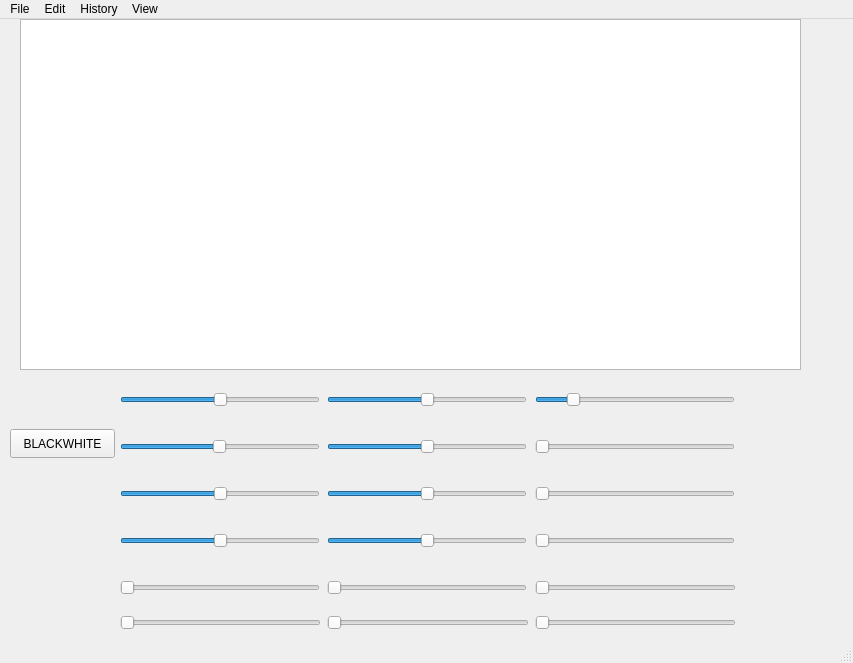
Old version of the form MainWindow.ui in the repository bohdandemchukk/coursework_cpp.
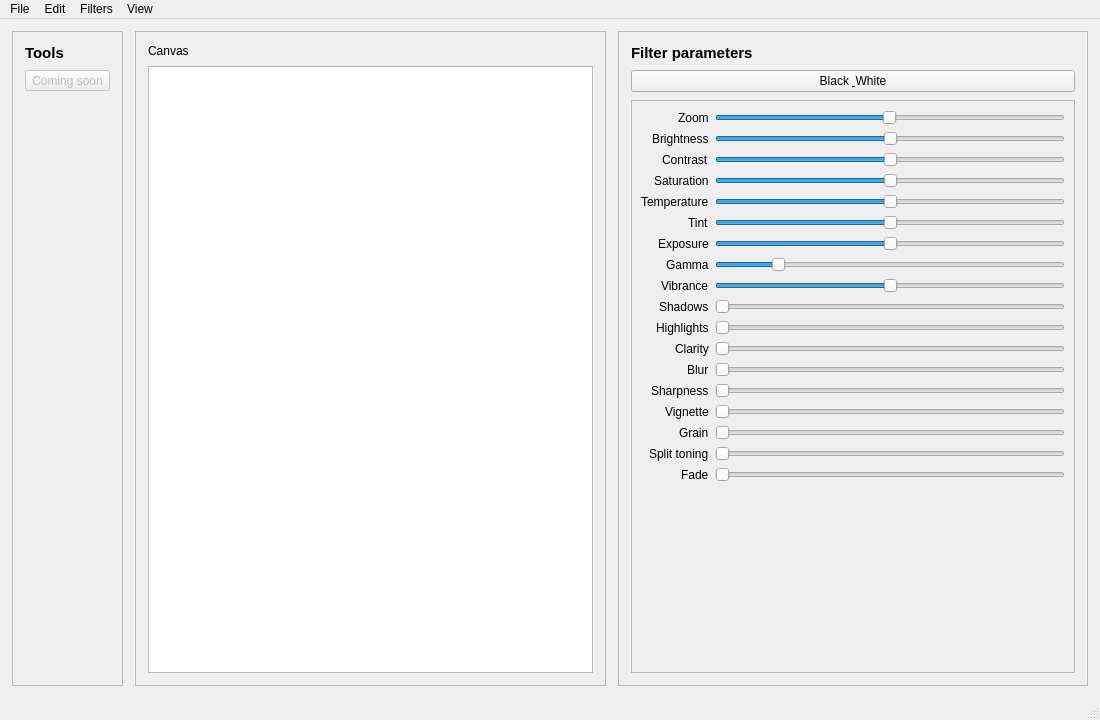
New version of the form. Custom widgets are drawn as their Qt base class.

Commit message: Redesign main window layout for editor UI

Diff of the .ui file:
```diff
--- a/MainWindow.ui
+++ b/MainWindow.ui
@@ -6,429 +6,562 @@
    <rect>
     <x>0</x>
     <y>0</y>
-    <width>853</width>
-    <height>663</height>
+    <width>1100</width>
+    <height>720</height>
    </rect>
   </property>
   <property name="windowTitle">
    <string>MainWindow</string>
   </property>
   <widget class="QWidget" name="centralwidget">
-   <widget class="MyGraphicsView" name="graphicsView">
-    <property name="enabled">
-     <bool>true</bool>
+   <layout class="QHBoxLayout" name="horizontalLayout">
+    <property name="spacing">
+     <number>12</number>
     </property>
-    <property name="geometry">
-     <rect>
-      <x>20</x>
-      <y>0</y>
-      <width>781</width>
-      <height>351</height>
-     </rect>
+    <property name="leftMargin">
+     <number>12</number>
     </property>
-   </widget>
-   <widget class="QPushButton" name="bwButton">
-    <property name="geometry">
-     <rect>
-      <x>10</x>
-      <y>410</y>
-      <width>105</width>
-      <height>29</height>
-     </rect>
+    <property name="topMargin">
+     <number>12</number>
     </property>
-    <property name="text">
-     <string>BLACKWHITE</string>
+    <property name="rightMargin">
+     <number>12</number>
     </property>
-   </widget>
-   <widget class="QWidget" name="gridLayoutWidget">
-    <property name="geometry">
-     <rect>
-      <x>120</x>
-      <y>360</y>
-      <width>616</width>
-      <height>255</height>
-     </rect>
+    <property name="bottomMargin">
+     <number>12</number>
     </property>
-    <layout class="QGridLayout" name="gridLayout">
-     <item row="2" column="1">
-      <widget class="QSlider" name="vibranceSlider">
-       <property name="sizePolicy">
-        <sizepolicy hsizetype="Fixed" vsizetype="Fixed">
-         <horstretch>0</horstretch>
-         <verstretch>0</verstretch>
-        </sizepolicy>
+    <item>
+     <widget class="QFrame" name="toolPanel">
+      <property name="minimumWidth">
+       <number>140</number>
+      </property>
+      <property name="frameShape">
+       <enum>QFrame::StyledPanel</enum>
+      </property>
+      <property name="frameShadow">
+       <enum>QFrame::Raised</enum>
+      </property>
+      <layout class="QVBoxLayout" name="verticalLayout">
+       <property name="spacing">
+        <number>8</number>
        </property>
-       <property name="minimumSize">
-        <size>
-         <width>200</width>
-         <height>40</height>
-        </size>
+       <property name="leftMargin">
+        <number>12</number>
        </property>
-       <property name="minimum">
-        <number>-100</number>
+       <property name="topMargin">
+        <number>12</number>
        </property>
-       <property name="maximum">
-        <number>100</number>
+       <property name="rightMargin">
+        <number>12</number>
        </property>
-       <property name="orientation">
-        <enum>Qt::Orientation::Horizontal</enum>
+       <property name="bottomMargin">
+        <number>12</number>
        </property>
-      </widget>
-     </item>
-     <item row="0" column="1">
-      <widget class="QSlider" name="brightnessSlider">
-       <property name="sizePolicy">
-        <sizepolicy hsizetype="Fixed" vsizetype="Fixed">
-         <horstretch>0</horstretch>
-         <verstretch>0</verstretch>
-        </sizepolicy>
+       <item>
+        <widget class="QLabel" name="toolsLabel">
+         <property name="font">
+          <font>
+           <pointsize>11</pointsize>
+           <weight>75</weight>
+           <bold>true</bold>
+          </font>
+         </property>
+         <property name="text">
+          <string>Tools</string>
+         </property>
+        </widget>
+       </item>
+       <item>
+        <widget class="QToolButton" name="placeholderToolButton">
+         <property name="enabled">
+          <bool>false</bool>
+         </property>
+         <property name="text">
+          <string>Coming soon</string>
+         </property>
+         <property name="toolButtonStyle">
+          <enum>Qt::ToolButtonTextUnderIcon</enum>
+         </property>
+        </widget>
+       </item>
+       <item>
+        <spacer name="toolSpacer">
+         <property name="orientation">
+          <enum>Qt::Vertical</enum>
+         </property>
+         <property name="sizeHint" stdset="0">
+          <size>
+           <width>20</width>
+           <height>40</height>
+          </size>
+         </property>
+        </spacer>
+       </item>
+      </layout>
+     </widget>
+    </item>
+    <item>
+     <widget class="QFrame" name="canvasFrame">
+      <property name="frameShape">
+       <enum>QFrame::StyledPanel</enum>
+      </property>
+      <property name="frameShadow">
+       <enum>QFrame::Raised</enum>
+      </property>
+      <layout class="QVBoxLayout" name="canvasLayout">
+       <property name="spacing">
+        <number>8</number>
        </property>
-       <property name="minimumSize">
-        <size>
-         <width>200</width>
-         <height>40</height>
-        </size>
+       <property name="leftMargin">
+        <number>12</number>
        </property>
-       <property name="minimum">
-        <number>-255</number>
+       <property name="topMargin">
+        <number>12</number>
        </property>
-       <property name="maximum">
-        <number>255</number>
+       <property name="rightMargin">
+        <number>12</number>
        </property>
-       <property name="value">
-        <number>0</number>
+       <property name="bottomMargin">
+        <number>12</number>
        </property>
-       <property name="orientation">
-        <enum>Qt::Orientation::Horizontal</enum>
+       <item>
+        <widget class="QLabel" name="canvasLabel">
+         <property name="text">
+          <string>Canvas</string>
+         </property>
+         <property name="alignment">
+          <set>Qt::AlignLeft|Qt::AlignVCenter</set>
+         </property>
+        </widget>
+       </item>
+       <item>
+        <widget class="MyGraphicsView" name="graphicsView">
+         <property name="sizePolicy">
+          <sizepolicy hsizetype="Expanding" vsizetype="Expanding">
+           <horstretch>0</horstretch>
+           <verstretch>0</verstretch>
+          </sizepolicy>
+         </property>
+         <property name="minimumSize">
+          <size>
+           <width>400</width>
+           <height>400</height>
+          </size>
+         </property>
+        </widget>
+       </item>
+      </layout>
+     </widget>
+    </item>
+    <item>
+     <widget class="QFrame" name="filterPanel">
+      <property name="minimumWidth">
+       <number>260</number>
+      </property>
+      <property name="frameShape">
+       <enum>QFrame::StyledPanel</enum>
+      </property>
+      <property name="frameShadow">
+       <enum>QFrame::Raised</enum>
+      </property>
+      <layout class="QVBoxLayout" name="filterLayout">
+       <property name="spacing">
+        <number>8</number>
        </property>
-      </widget>
-     </item>
-     <item row="4" column="2">
-      <widget class="QSlider" name="vignetteSlider">
-       <property name="maximum">
-        <number>200</number>
+       <property name="leftMargin">
+        <number>12</number>
        </property>
-       <property name="orientation">
-        <enum>Qt::Orientation::Horizontal</enum>
+       <property name="topMargin">
+        <number>12</number>
        </property>
-      </widget>
-     </item>
-     <item row="0" column="0">
-      <widget class="QSlider" name="temperatureSlider">
-       <property name="sizePolicy">
-        <sizepolicy hsizetype="Fixed" vsizetype="Fixed">
-         <horstretch>0</horstretch>
-         <verstretch>0</verstretch>
-        </sizepolicy>
+       <property name="rightMargin">
+        <number>12</number>
        </property>
-       <property name="minimumSize">
-        <size>
-         <width>200</width>
-         <height>40</height>
-        </size>
+       <property name="bottomMargin">
+        <number>12</number>
        </property>
-       <property name="minimum">
-        <number>-100</number>
-       </property>
-       <property name="maximum">
-        <number>100</number>
-       </property>
-       <property name="orientation">
-        <enum>Qt::Orientation::Horizontal</enum>
-       </property>
-      </widget>
-     </item>
-     <item row="3" column="2">
-      <widget class="QSlider" name="shadowSlider">
-       <property name="sizePolicy">
-        <sizepolicy hsizetype="Fixed" vsizetype="Fixed">
-         <horstretch>0</horstretch>
-         <verstretch>0</verstretch>
-        </sizepolicy>
-       </property>
-       <property name="minimumSize">
-        <size>
-         <width>200</width>
-         <height>40</height>
-        </size>
-       </property>
-       <property name="maximum">
-        <number>100</number>
-       </property>
-       <property name="orientation">
-        <enum>Qt::Orientation::Horizontal</enum>
-       </property>
-      </widget>
-     </item>
-     <item row="1" column="1">
-      <widget class="QSlider" name="tintSlider">
-       <property name="sizePolicy">
-        <sizepolicy hsizetype="Fixed" vsizetype="Fixed">
-         <horstretch>0</horstretch>
-         <verstretch>0</verstretch>
-        </sizepolicy>
-       </property>
-       <property name="minimumSize">
-        <size>
-         <width>200</width>
-         <height>40</height>
-        </size>
-       </property>
-       <property name="minimum">
-        <number>-100</number>
-       </property>
-       <property name="maximum">
-        <number>100</number>
-       </property>
-       <property name="orientation">
-        <enum>Qt::Orientation::Horizontal</enum>
-       </property>
-      </widget>
-     </item>
-     <item row="1" column="2">
-      <widget class="QSlider" name="blurSlider">
-       <property name="sizePolicy">
-        <sizepolicy hsizetype="Fixed" vsizetype="Fixed">
-         <horstretch>0</horstretch>
-         <verstretch>0</verstretch>
-        </sizepolicy>
-       </property>
-       <property name="minimumSize">
-        <size>
-         <width>200</width>
-         <height>40</height>
-        </size>
-       </property>
-       <property name="maximum">
-        <number>100</number>
-       </property>
-       <property name="orientation">
-        <enum>Qt::Orientation::Horizontal</enum>
-       </property>
-      </widget>
-     </item>
-     <item row="0" column="2">
-      <widget class="QSlider" name="gammaSlider">
-       <property name="sizePolicy">
-        <sizepolicy hsizetype="Fixed" vsizetype="Fixed">
-         <horstretch>0</horstretch>
-         <verstretch>0</verstretch>
-        </sizepolicy>
-       </property>
-       <property name="minimumSize">
-        <size>
-         <width>200</width>
-         <height>40</height>
-        </size>
-       </property>
-       <property name="minimum">
-        <number>-100</number>
-       </property>
-       <property name="maximum">
-        <number>500</number>
-       </property>
-       <property name="orientation">
-        <enum>Qt::Orientation::Horizontal</enum>
-       </property>
-      </widget>
-     </item>
-     <item row="4" column="0">
-      <widget class="QSlider" name="highlightSlider">
-       <property name="sizePolicy">
-        <sizepolicy hsizetype="Fixed" vsizetype="Fixed">
-         <horstretch>0</horstretch>
-         <verstretch>0</verstretch>
-        </sizepolicy>
-       </property>
-       <property name="minimumSize">
-        <size>
-         <width>200</width>
-         <height>40</height>
-        </size>
-       </property>
-       <property name="orientation">
-        <enum>Qt::Orientation::Horizontal</enum>
-       </property>
-      </widget>
-     </item>
-     <item row="2" column="2">
-      <widget class="QSlider" name="sharpSlider">
-       <property name="sizePolicy">
-        <sizepolicy hsizetype="Fixed" vsizetype="Fixed">
-         <horstretch>0</horstretch>
-         <verstretch>0</verstretch>
-        </sizepolicy>
-       </property>
-       <property name="minimumSize">
-        <size>
-         <width>200</width>
-         <height>40</height>
-        </size>
-       </property>
-       <property name="orientation">
-        <enum>Qt::Orientation::Horizontal</enum>
-       </property>
-      </widget>
-     </item>
-     <item row="2" column="0">
-      <widget class="QSlider" name="exposureSlider">
-       <property name="sizePolicy">
-        <sizepolicy hsizetype="Fixed" vsizetype="Fixed">
-         <horstretch>0</horstretch>
-         <verstretch>0</verstretch>
-        </sizepolicy>
-       </property>
-       <property name="minimumSize">
-        <size>
-         <width>200</width>
-         <height>40</height>
-        </size>
-       </property>
-       <property name="minimum">
-        <number>-100</number>
-       </property>
-       <property name="maximum">
-        <number>100</number>
-       </property>
-       <property name="orientation">
-        <enum>Qt::Orientation::Horizontal</enum>
-       </property>
-      </widget>
-     </item>
-     <item row="3" column="0">
-      <widget class="QSlider" name="saturationSlider">
-       <property name="sizePolicy">
-        <sizepolicy hsizetype="Fixed" vsizetype="Fixed">
-         <horstretch>0</horstretch>
-         <verstretch>0</verstretch>
-        </sizepolicy>
-       </property>
-       <property name="minimumSize">
-        <size>
-         <width>200</width>
-         <height>40</height>
-        </size>
-       </property>
-       <property name="minimum">
-        <number>-100</number>
-       </property>
-       <property name="maximum">
-        <number>100</number>
-       </property>
-       <property name="orientation">
-        <enum>Qt::Orientation::Horizontal</enum>
-       </property>
-      </widget>
-     </item>
-     <item row="1" column="0">
-      <widget class="QSlider" name="scaleSlider">
-       <property name="sizePolicy">
-        <sizepolicy hsizetype="Fixed" vsizetype="Fixed">
-         <horstretch>0</horstretch>
-         <verstretch>0</verstretch>
-        </sizepolicy>
-       </property>
-       <property name="minimumSize">
-        <size>
-         <width>200</width>
-         <height>40</height>
-        </size>
-       </property>
-       <property name="minimum">
-        <number>1</number>
-       </property>
-       <property name="maximum">
-        <number>200</number>
-       </property>
-       <property name="singleStep">
-        <number>5</number>
-       </property>
-       <property name="value">
-        <number>100</number>
-       </property>
-       <property name="tracking">
-        <bool>true</bool>
-       </property>
-       <property name="orientation">
-        <enum>Qt::Orientation::Horizontal</enum>
-       </property>
-      </widget>
-     </item>
-     <item row="3" column="1">
-      <widget class="QSlider" name="contrastSlider">
-       <property name="sizePolicy">
-        <sizepolicy hsizetype="Fixed" vsizetype="Fixed">
-         <horstretch>0</horstretch>
-         <verstretch>0</verstretch>
-        </sizepolicy>
-       </property>
-       <property name="minimumSize">
-        <size>
-         <width>200</width>
-         <height>40</height>
-        </size>
-       </property>
-       <property name="minimum">
-        <number>-255</number>
-       </property>
-       <property name="maximum">
-        <number>255</number>
-       </property>
-       <property name="orientation">
-        <enum>Qt::Orientation::Horizontal</enum>
-       </property>
-      </widget>
-     </item>
-     <item row="4" column="1">
-      <widget class="QSlider" name="claritySlider">
-       <property name="sizePolicy">
-        <sizepolicy hsizetype="Fixed" vsizetype="Fixed">
-         <horstretch>0</horstretch>
-         <verstretch>0</verstretch>
-        </sizepolicy>
-       </property>
-       <property name="minimumSize">
-        <size>
-         <width>200</width>
-         <height>40</height>
-        </size>
-       </property>
-       <property name="orientation">
-        <enum>Qt::Orientation::Horizontal</enum>
-       </property>
-      </widget>
-     </item>
-     <item row="5" column="0">
-      <widget class="QSlider" name="grainSlider">
-       <property name="orientation">
-        <enum>Qt::Orientation::Horizontal</enum>
-       </property>
-      </widget>
-     </item>
-     <item row="5" column="1">
-      <widget class="QSlider" name="splitToningSlider">
-       <property name="orientation">
-        <enum>Qt::Orientation::Horizontal</enum>
-       </property>
-      </widget>
-     </item>
-     <item row="5" column="2">
-      <widget class="QSlider" name="fadeSlider">
-       <property name="orientation">
-        <enum>Qt::Orientation::Horizontal</enum>
-       </property>
-      </widget>
-     </item>
-    </layout>
-   </widget>
+       <item>
+        <widget class="QLabel" name="filtersLabel">
+         <property name="font">
+          <font>
+           <pointsize>11</pointsize>
+           <weight>75</weight>
+           <bold>true</bold>
+          </font>
+         </property>
+         <property name="text">
+          <string>Filter parameters</string>
+         </property>
+        </widget>
+       </item>
+       <item>
+        <widget class="QPushButton" name="bwButton">
+         <property name="text">
+          <string>Black &amp; White</string>
+         </property>
+         <property name="checkable">
+          <bool>true</bool>
+         </property>
+        </widget>
+       </item>
+       <item>
+        <widget class="QScrollArea" name="filterScrollArea">
+         <property name="widgetResizable">
+          <bool>true</bool>
+         </property>
+         <widget class="QWidget" name="scrollAreaWidgetContents">
+          <property name="geometry">
+           <rect>
+            <x>0</x>
+            <y>0</y>
+            <width>216</width>
+            <height>1028</height>
+           </rect>
+          </property>
+          <layout class="QFormLayout" name="formLayout">
+           <property name="labelAlignment">
+            <set>Qt::AlignRight|Qt::AlignVCenter</set>
+           </property>
+           <item row="0" column="0">
+            <widget class="QLabel" name="zoomLabel">
+             <property name="text">
+              <string>Zoom</string>
+             </property>
+            </widget>
+           </item>
+           <item row="0" column="1">
+            <widget class="QSlider" name="scaleSlider">
+             <property name="minimum">
+              <number>1</number>
+             </property>
+             <property name="maximum">
+              <number>200</number>
+             </property>
+             <property name="singleStep">
+              <number>5</number>
+             </property>
+             <property name="value">
+              <number>100</number>
+             </property>
+             <property name="tracking">
+              <bool>true</bool>
+             </property>
+             <property name="orientation">
+              <enum>Qt::Orientation::Horizontal</enum>
+             </property>
+            </widget>
+           </item>
+           <item row="1" column="0">
+            <widget class="QLabel" name="brightnessLabel">
+             <property name="text">
+              <string>Brightness</string>
+             </property>
+            </widget>
+           </item>
+           <item row="1" column="1">
+            <widget class="QSlider" name="brightnessSlider">
+             <property name="minimum">
+              <number>-255</number>
+             </property>
+             <property name="maximum">
+              <number>255</number>
+             </property>
+             <property name="orientation">
+              <enum>Qt::Orientation::Horizontal</enum>
+             </property>
+            </widget>
+           </item>
+           <item row="2" column="0">
+            <widget class="QLabel" name="contrastLabel">
+             <property name="text">
+              <string>Contrast</string>
+             </property>
+            </widget>
+           </item>
+           <item row="2" column="1">
+            <widget class="QSlider" name="contrastSlider">
+             <property name="minimum">
+              <number>-255</number>
+             </property>
+             <property name="maximum">
+              <number>255</number>
+             </property>
+             <property name="orientation">
+              <enum>Qt::Orientation::Horizontal</enum>
+             </property>
+            </widget>
+           </item>
+           <item row="3" column="0">
+            <widget class="QLabel" name="saturationLabel">
+             <property name="text">
+              <string>Saturation</string>
+             </property>
+            </widget>
+           </item>
+           <item row="3" column="1">
+            <widget class="QSlider" name="saturationSlider">
+             <property name="minimum">
+              <number>-100</number>
+             </property>
+             <property name="maximum">
+              <number>100</number>
+             </property>
+             <property name="orientation">
+              <enum>Qt::Orientation::Horizontal</enum>
+             </property>
+            </widget>
+           </item>
+           <item row="4" column="0">
+            <widget class="QLabel" name="temperatureLabel">
+             <property name="text">
+              <string>Temperature</string>
+             </property>
+            </widget>
+           </item>
+           <item row="4" column="1">
+            <widget class="QSlider" name="temperatureSlider">
+             <property name="minimum">
+              <number>-100</number>
+             </property>
+             <property name="maximum">
+              <number>100</number>
+             </property>
+             <property name="orientation">
+              <enum>Qt::Orientation::Horizontal</enum>
+             </property>
+            </widget>
+           </item>
+           <item row="5" column="0">
+            <widget class="QLabel" name="tintLabel">
+             <property name="text">
+              <string>Tint</string>
+             </property>
+            </widget>
+           </item>
+           <item row="5" column="1">
+            <widget class="QSlider" name="tintSlider">
+             <property name="minimum">
+              <number>-100</number>
+             </property>
+             <property name="maximum">
+              <number>100</number>
+             </property>
+             <property name="orientation">
+              <enum>Qt::Orientation::Horizontal</enum>
+             </property>
+            </widget>
+           </item>
+           <item row="6" column="0">
+            <widget class="QLabel" name="exposureLabel">
+             <property name="text">
+              <string>Exposure</string>
+             </property>
+            </widget>
+           </item>
+           <item row="6" column="1">
+            <widget class="QSlider" name="exposureSlider">
+             <property name="minimum">
+              <number>-100</number>
+             </property>
+             <property name="maximum">
+              <number>100</number>
+             </property>
+             <property name="orientation">
+              <enum>Qt::Orientation::Horizontal</enum>
+             </property>
+            </widget>
+           </item>
+           <item row="7" column="0">
+            <widget class="QLabel" name="gammaLabel">
+             <property name="text">
+              <string>Gamma</string>
+             </property>
+            </widget>
+           </item>
+           <item row="7" column="1">
+            <widget class="QSlider" name="gammaSlider">
+             <property name="minimum">
+              <number>-100</number>
+             </property>
+             <property name="maximum">
+              <number>500</number>
+             </property>
+             <property name="orientation">
+              <enum>Qt::Orientation::Horizontal</enum>
+             </property>
+            </widget>
+           </item>
+           <item row="8" column="0">
+            <widget class="QLabel" name="vibranceLabel">
+             <property name="text">
+              <string>Vibrance</string>
+             </property>
+            </widget>
+           </item>
+           <item row="8" column="1">
+            <widget class="QSlider" name="vibranceSlider">
+             <property name="minimum">
+              <number>-100</number>
+             </property>
+             <property name="maximum">
+              <number>100</number>
+             </property>
+             <property name="orientation">
+              <enum>Qt::Orientation::Horizontal</enum>
+             </property>
+            </widget>
+           </item>
+           <item row="9" column="0">
+            <widget class="QLabel" name="shadowLabel">
+             <property name="text">
+              <string>Shadows</string>
+             </property>
+            </widget>
+           </item>
+           <item row="9" column="1">
+            <widget class="QSlider" name="shadowSlider">
+             <property name="maximum">
+              <number>100</number>
+             </property>
+             <property name="orientation">
+              <enum>Qt::Orientation::Horizontal</enum>
+             </property>
+            </widget>
+           </item>
+           <item row="10" column="0">
+            <widget class="QLabel" name="highlightLabel">
+             <property name="text">
+              <string>Highlights</string>
+             </property>
+            </widget>
+           </item>
+           <item row="10" column="1">
+            <widget class="QSlider" name="highlightSlider">
+             <property name="orientation">
+              <enum>Qt::Orientation::Horizontal</enum>
+             </property>
+            </widget>
+           </item>
+           <item row="11" column="0">
+            <widget class="QLabel" name="clarityLabel">
+             <property name="text">
+              <string>Clarity</string>
+             </property>
+            </widget>
+           </item>
+           <item row="11" column="1">
+            <widget class="QSlider" name="claritySlider">
+             <property name="orientation">
+              <enum>Qt::Orientation::Horizontal</enum>
+             </property>
+            </widget>
+           </item>
+           <item row="12" column="0">
+            <widget class="QLabel" name="blurLabel">
+             <property name="text">
+              <string>Blur</string>
+             </property>
+            </widget>
+           </item>
+           <item row="12" column="1">
+            <widget class="QSlider" name="blurSlider">
+             <property name="maximum">
+              <number>100</number>
+             </property>
+             <property name="orientation">
+              <enum>Qt::Orientation::Horizontal</enum>
+             </property>
+            </widget>
+           </item>
+           <item row="13" column="0">
+            <widget class="QLabel" name="sharpLabel">
+             <property name="text">
+              <string>Sharpness</string>
+             </property>
+            </widget>
+           </item>
+           <item row="13" column="1">
+            <widget class="QSlider" name="sharpSlider">
+             <property name="orientation">
+              <enum>Qt::Orientation::Horizontal</enum>
+             </property>
+            </widget>
+           </item>
+           <item row="14" column="0">
+            <widget class="QLabel" name="vignetteLabel">
+             <property name="text">
+              <string>Vignette</string>
+             </property>
+            </widget>
+           </item>
+           <item row="14" column="1">
+            <widget class="QSlider" name="vignetteSlider">
+             <property name="maximum">
+              <number>200</number>
+             </property>
+             <property name="orientation">
+              <enum>Qt::Orientation::Horizontal</enum>
+             </property>
+            </widget>
+           </item>
+           <item row="15" column="0">
+            <widget class="QLabel" name="grainLabel">
+             <property name="text">
+              <string>Grain</string>
+             </property>
+            </widget>
+           </item>
+           <item row="15" column="1">
+            <widget class="QSlider" name="grainSlider">
+             <property name="orientation">
+              <enum>Qt::Orientation::Horizontal</enum>
+             </property>
+            </widget>
+           </item>
+           <item row="16" column="0">
+            <widget class="QLabel" name="splitToningLabel">
+             <property name="text">
+              <string>Split toning</string>
+             </property>
+            </widget>
+           </item>
+           <item row="16" column="1">
+            <widget class="QSlider" name="splitToningSlider">
+             <property name="orientation">
+              <enum>Qt::Orientation::Horizontal</enum>
+             </property>
+            </widget>
+           </item>
+           <item row="17" column="0">
+            <widget class="QLabel" name="fadeLabel">
+             <property name="text">
+              <string>Fade</string>
+             </property>
+            </widget>
+           </item>
+           <item row="17" column="1">
+            <widget class="QSlider" name="fadeSlider">
+             <property name="orientation">
+              <enum>Qt::Orientation::Horizontal</enum>
+             </property>
+            </widget>
+           </item>
+          </layout>
+         </widget>
+        </widget>
+       </item>
+      </layout>
+     </widget>
+    </item>
+   </layout>
   </widget>
   <widget class="QMenuBar" name="menubar">
    <property name="geometry">
     <rect>
      <x>0</x>
      <y>0</y>
-     <width>853</width>
-     <height>25</height>
+     <width>1100</width>
+     <height>26</height>
     </rect>
    </property>
    <widget class="QMenu" name="menuFile">
@@ -459,9 +592,9 @@
     <addaction name="menuRotate"/>
     <addaction name="menuFlip"/>
    </widget>
-   <widget class="QMenu" name="menuHistory">
+   <widget class="QMenu" name="menuFilters">
     <property name="title">
-     <string>History</string>
+     <string>Filters</string>
     </property>
     <addaction name="actionUndo"/>
     <addaction name="actionRedo"/>
@@ -476,7 +609,7 @@
    </widget>
    <addaction name="menuFile"/>
    <addaction name="menuEdit"/>
-   <addaction name="menuHistory"/>
+   <addaction name="menuFilters"/>
    <addaction name="menuView"/>
   </widget>
   <widget class="QStatusBar" name="statusbar"/>
```
Left out of the diff: 29 changed lines with no effect on the pictures.
